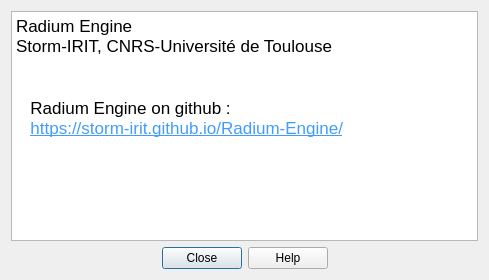
First picture: the form in src/Gui/AboutDialog/AboutDialog.ui, repository STORM-IRIT/Radium-Engine, before the edit.
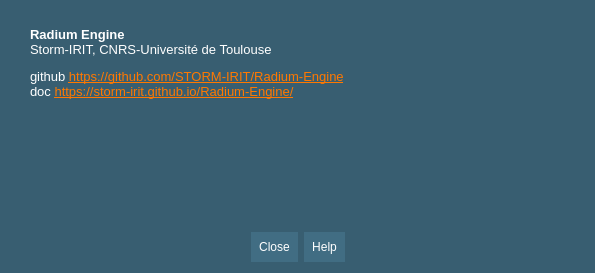
Second picture: the form after the edit. Icons and pictures are not drawn.

Commit message: [gui] about dialog styling.

```diff
--- a/src/Gui/AboutDialog/AboutDialog.ui
+++ b/src/Gui/AboutDialog/AboutDialog.ui
@@ -6,8 +6,8 @@
    <rect>
     <x>0</x>
     <y>0</y>
-    <width>489</width>
-    <height>280</height>
+    <width>595</width>
+    <height>273</height>
    </rect>
   </property>
   <property name="sizePolicy">
@@ -19,17 +19,25 @@
   <property name="windowTitle">
    <string>Dialog</string>
   </property>
+  <property name="styleSheet">
+   <string notr="true">background:#385e71; color:white</string>
+  </property>
   <layout class="QVBoxLayout" name="verticalLayout">
    <item>
     <widget class="QTextBrowser" name="radiumText">
      <property name="enabled">
       <bool>true</bool>
      </property>
+     <property name="font">
+      <font>
+       <pointsize>10</pointsize>
+      </font>
+     </property>
      <property name="acceptDrops">
       <bool>false</bool>
      </property>
      <property name="autoFillBackground">
-      <bool>false</bool>
+      <bool>true</bool>
      </property>
      <property name="locale">
       <locale language="English" country="UnitedStates"/>
@@ -37,24 +45,27 @@
      <property name="inputMethodHints">
       <set>Qt::ImhNone</set>
      </property>
+     <property name="frameShape">
+      <enum>QFrame::NoFrame</enum>
+     </property>
+     <property name="lineWidth">
+      <number>0</number>
+     </property>
      <property name="html">
       <string>&lt;!DOCTYPE HTML PUBLIC &quot;-//W3C//DTD HTML 4.0//EN&quot; &quot;http://www.w3.org/TR/REC-html40/strict.dtd&quot;&gt;
 &lt;html&gt;&lt;head&gt;&lt;meta name=&quot;qrichtext&quot; content=&quot;1&quot; /&gt;&lt;style type=&quot;text/css&quot;&gt;
 p, li { white-space: pre-wrap; }
-&lt;/style&gt;&lt;/head&gt;&lt;body style=&quot; font-family:'.SF NS Text'; font-size:13pt; font-weight:400; font-style:normal;&quot;&gt;
-&lt;p style=&quot; margin-top:0px; margin-bottom:0px; margin-left:0px; margin-right:0px; -qt-block-indent:0; text-indent:0px;&quot;&gt;Radium Engine &lt;/p&gt;
-&lt;p style=&quot; margin-top:0px; margin-bottom:0px; margin-left:0px; margin-right:0px; -qt-block-indent:0; text-indent:0px;&quot;&gt;Storm-IRIT, CNRS-Université de Toulouse&lt;/p&gt;
-&lt;p style=&quot;-qt-paragraph-type:empty; margin-top:0px; margin-bottom:0px; margin-left:0px; margin-right:0px; -qt-block-indent:0; text-indent:0px;&quot;&gt;&lt;br /&gt;&lt;/p&gt;
-&lt;p style=&quot;-qt-paragraph-type:empty; margin-top:0px; margin-bottom:0px; margin-left:0px; margin-right:0px; -qt-block-indent:0; text-indent:0px;&quot;&gt;&lt;br /&gt;&lt;/p&gt;
+&lt;/style&gt;&lt;/head&gt;&lt;body style=&quot; font-family:'Roboto Light'; font-size:10pt; font-weight:400; font-style:normal;&quot;&gt;
 &lt;table border=&quot;0&quot; style=&quot; margin-top:0px; margin-bottom:0px; margin-left:0px; margin-right:0px;&quot; cellspacing=&quot;2&quot; cellpadding=&quot;0&quot;&gt;
 &lt;tr&gt;
 &lt;td&gt;
-&lt;p style=&quot; margin-top:0px; margin-bottom:0px; margin-left:0px; margin-right:0px; -qt-block-indent:0; text-indent:0px;&quot;&gt;&lt;img src=&quot;:/Icons/RadiumIcon.png&quot; /&gt;&lt;/p&gt;&lt;/td&gt;
-&lt;td&gt;
-&lt;p style=&quot; margin-top:0px; margin-bottom:0px; margin-left:0px; margin-right:0px; -qt-block-indent:0; text-indent:0px;&quot;&gt;  &lt;/p&gt;
-&lt;p style=&quot; margin-top:0px; margin-bottom:0px; margin-left:0px; margin-right:0px; -qt-block-indent:0; text-indent:0px;&quot;&gt;  Radium Engine on github :&lt;/p&gt;
-&lt;p style=&quot; margin-top:0px; margin-bottom:0px; margin-left:0px; margin-right:0px; -qt-block-indent:0; text-indent:0px;&quot;&gt;  &lt;a href=&quot;https://storm-irit.github.io/Radium-Engine/&quot;&gt;&lt;span style=&quot; text-decoration: underline; color:#419cff;&quot;&gt;https://storm-irit.github.io/Radium-Engine/&lt;/span&gt;&lt;/a&gt;&lt;/p&gt;&lt;/td&gt;&lt;/tr&gt;&lt;/table&gt;
-&lt;p style=&quot; margin-top:0px; margin-bottom:0px; margin-left:0px; margin-right:0px; -qt-block-indent:0; text-indent:0px;&quot;&gt;&lt;br /&gt;&lt;/p&gt;&lt;/body&gt;&lt;/html&gt;</string>
+&lt;p style=&quot; margin-top:12px; margin-bottom:12px; margin-left:0px; margin-right:0px; -qt-block-indent:0; text-indent:0px;&quot;&gt;&lt;img src=&quot;:Icons/RadiumIcon.png&quot; /&gt;&lt;/p&gt;&lt;/td&gt;
+&lt;td style=&quot; padding-left:10; padding-right:10; padding-top:10; padding-bottom:10;&quot;&gt;
+&lt;p style=&quot; margin-top:12px; margin-bottom:12px; margin-left:0px; margin-right:0px; -qt-block-indent:0; text-indent:0px;&quot;&gt;&lt;span style=&quot; font-family:'Roboto','sans-serif'; font-weight:600;&quot;&gt;Radium Engine&lt;/span&gt;&lt;span style=&quot; font-family:'Roboto','sans-serif';&quot;&gt;&lt;br /&gt;Storm-IRIT, CNRS-Université de Toulouse &lt;/span&gt;&lt;/p&gt;
+&lt;p style=&quot; margin-top:12px; margin-bottom:12px; margin-left:0px; margin-right:0px; -qt-block-indent:0; text-indent:0px;&quot;&gt;&lt;span style=&quot; font-family:'Roboto','sans-serif';&quot;&gt;github &lt;/span&gt;&lt;a href=&quot;https://github.com/STORM-IRIT/Radium-Engine/&quot;&gt;&lt;span style=&quot; font-family:'Roboto','sans-serif'; text-decoration: underline; color:#ff7800;&quot;&gt;https://github.com/STORM-IRIT/Radium-Engine&lt;/span&gt;&lt;/a&gt;&lt;span style=&quot; font-family:'Roboto','sans-serif';&quot;&gt;&lt;br /&gt;doc &lt;/span&gt;&lt;a href=&quot;https://storm-irit.github.io/Radium-Engine/&quot;&gt;&lt;span style=&quot; font-family:'Roboto','sans-serif'; text-decoration: underline; color:#ff7800;&quot;&gt;https://storm-irit.github.io/Radium-Engine/&lt;/span&gt;&lt;/a&gt;&lt;/p&gt;&lt;/td&gt;&lt;/tr&gt;&lt;/table&gt;&lt;/body&gt;&lt;/html&gt;</string>
+     </property>
+     <property name="placeholderText">
+      <string/>
      </property>
      <property name="openExternalLinks">
       <bool>true</bool>
@@ -66,6 +77,9 @@
      <property name="accessibleDescription">
       <string/>
      </property>
+     <property name="styleSheet">
+      <string notr="true">    border: none; background:#416d83; padding:8px</string>
+     </property>
      <property name="locale">
       <locale language="English" country="UnitedStates"/>
      </property>
```
